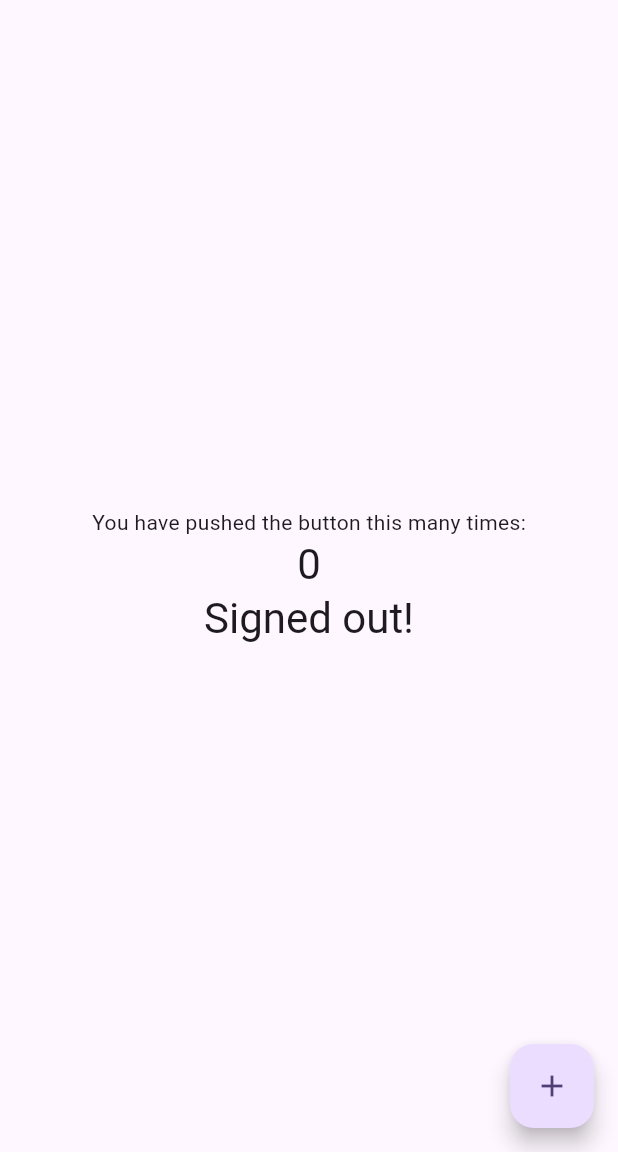
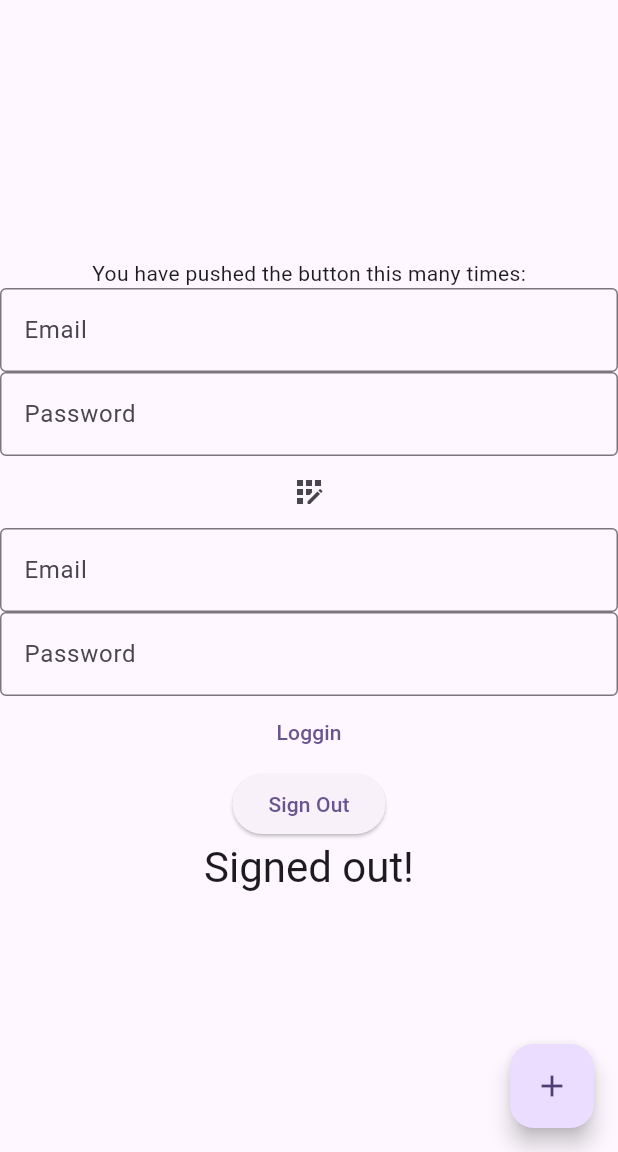
Before and after one commit to MarcosRehtanz/firebase_project, a Flutter app: the screen it shows after launch, on a phone screen of 412 x 824 dp, the part 84-1236 px from its top. Run offline on Flutter 3.47's test engine with Material 3 defaults, Android fonts, the phone set to English and light mode, and no system bars; our stand-ins replace firebase_auth, firebase_core; missing offline and left inert: firebase_ui_auth; accounts and stored records are empty; statements that could not run were skipped.

Commit message:
implement SignIn email

```diff
--- a/lib/main.dart
+++ b/lib/main.dart
@@ -1,6 +1,7 @@
 import 'package:flutter/material.dart';
 import 'package:firebase_core/firebase_core.dart';
 import 'package:firebase_auth/firebase_auth.dart';
+import 'package:firebase_ui_auth/firebase_ui_auth.dart';
 import 'firebase_options.dart';
 
 Future<void> main() async {
@@ -10,7 +11,7 @@ Future<void> main() async {
     options: DefaultFirebaseOptions.currentPlatform,
   );
 
-  await FirebaseAuth.instance.useAuthEmulator('localhost', 9099);
+  // await FirebaseAuth.instance.useAuthEmulator('localhost', 9099);
 
   runApp(const MyApp());
 }
@@ -26,22 +27,29 @@ class MyApp extends StatelessWidget {
         colorScheme: ColorScheme.fromSeed(seedColor: Colors.deepPurple),
         useMaterial3: true,
       ),
-      home: const MyHomePage(title: 'Flutter Demo Home Page'),
+      home: const AuthGate(title: 'Flutter Demo Home Page'),
     );
   }
 }
 
-class MyHomePage extends StatefulWidget {
-  const MyHomePage({super.key, required this.title});
+class AuthGate extends StatefulWidget {
+  const AuthGate({super.key, required this.title});
   final String title;
 
   @override
-  State<MyHomePage> createState() => _MyHomePageState();
+  State<AuthGate> createState() => _AuthGateState();
 }
 
-class _MyHomePageState extends State<MyHomePage> {
-  int _counter = 0;
+class _AuthGateState extends State<AuthGate> {
   String _logged = 'signed out!';
+  UserCredential? _credential;
+
+  void onSignInWithCredential() async {
+    var userCredential =
+        await FirebaseAuth.instance.signInWithCredential(_credential as AuthCredential );
+    final user = userCredential.user;
+    print(user?.uid);
+  }
 
   @override
   void initState() {
@@ -61,10 +69,44 @@ class _MyHomePageState extends State<MyHomePage> {
     super.initState();
   }
 
-  void _incrementCounter() {
-    setState(() {
-      _counter++;
-    });
+  void onRegistered(String emailAddress, String password) async {
+    try {
+      // print('hello, world!');
+      var credential =
+          await FirebaseAuth.instance.createUserWithEmailAndPassword(
+        email: emailAddress,
+        password: password,
+      );
+      print(credential);
+      setState(() {
+        _credential = credential;
+      });
+    } on FirebaseAuthException catch (e) {
+      if (e.code == 'weak-password') {
+        print('The password provided is too weak.');
+      } else if (e.code == 'email-already-in-use') {
+        print('The account already exists for that email.');
+      }
+    } catch (e) {
+      print(e);
+    }
+  }
+
+  void onSignIn(String emailAddress, String password) async {
+    try {
+      var credential = await FirebaseAuth.instance
+          .signInWithEmailAndPassword(email: emailAddress, password: password);
+      print(credential);
+      setState(() {
+        _credential = credential;
+      });
+    } on FirebaseAuthException catch (e) {
+      if (e.code == 'user-not-found') {
+        print('No user found for that email.');
+      } else if (e.code == 'wrong-password') {
+        print('Wrong password provided for that user.');
+      }
+    }
   }
 
   @override
@@ -81,10 +123,16 @@ class _MyHomePageState extends State<MyHomePage> {
               const Text(
                 'You have pushed the button this many times:',
               ),
-              Text(
-                '$_counter',
-                style: Theme.of(context).textTheme.headlineMedium,
+              Register(onRegistered: onRegistered),
+              Login(
+                onSignIn: onSignIn,
               ),
+              ElevatedButton(
+                  onPressed: () {
+                    FirebaseAuth.instance.signOut();
+                  },
+                  iconAlignment: IconAlignment.start,
+                  child: const Text('Sign Out')),
               Text(
                 _logged,
                 style: Theme.of(context).textTheme.headlineMedium,
@@ -93,9 +141,98 @@ class _MyHomePageState extends State<MyHomePage> {
           ),
         ),
         floatingActionButton: FloatingActionButton(
-          onPressed: _incrementCounter,
+          onPressed: () {},
           tooltip: 'Increment',
           child: const Icon(Icons.add),
         ));
   }
 }
+
+class Register extends StatefulWidget {
+  const Register({super.key, required this.onRegistered});
+  final Function onRegistered;
+
+  @override
+  State<Register> createState() => _RegisterState();
+}
+
+class _RegisterState extends State<Register> {
+  String emailAddress = '';
+  String password = '';
+
+  @override
+  Widget build(BuildContext context) {
+    return Column(
+      mainAxisSize: MainAxisSize.min,
+      children: [
+        TextField(
+          decoration: const InputDecoration(
+              border: OutlineInputBorder(), labelText: 'Email'),
+          onChanged: (email) {
+            setState(() {
+              emailAddress = email;
+            });
+          },
+        ),
+        TextField(
+          decoration: const InputDecoration(
+              border: OutlineInputBorder(), labelText: 'Password'),
+          onChanged: (pass) {
+            setState(() {
+              password = pass;
+            });
+          },
+        ),
+        IconButton(
+            onPressed: () {
+              widget.onRegistered(emailAddress, password);
+            },
+            icon: const Icon(Icons.app_registration))
+      ],
+    );
+  }
+}
+
+class Login extends StatefulWidget {
+  const Login({super.key, required this.onSignIn});
+  final Function onSignIn;
+
+  @override
+  State<Login> createState() => _LoginState();
+}
+
+class _LoginState extends State<Login> {
+  String emailAddress = '';
+  String password = '';
+  @override
+  Widget build(BuildContext context) {
+    // TODO: implement build
+    return Column(
+      children: [
+        TextField(
+          decoration: const InputDecoration(
+              border: OutlineInputBorder(), labelText: 'Email'),
+          onChanged: (text) {
+            setState(() {
+              emailAddress = text;
+            });
+          },
+        ),
+        TextField(
+          decoration: const InputDecoration(
+              border: OutlineInputBorder(), labelText: 'Password'),
+          onChanged: (text) {
+            setState(() {
+              password = text;
+            });
+          },
+        ),
+        TextButton(
+            onPressed: () {
+              widget.onSignIn(emailAddress, password);
+            },
+            child: const Text('Loggin'))
+      ],
+    );
+  }
+}
--- a/pubspec.yaml
+++ b/pubspec.yaml
@@ -37,6 +37,7 @@ dependencies:
   cupertino_icons: ^1.0.6
   firebase_core: ^3.3.0
   firebase_auth: ^5.1.4
+  firebase_ui_auth: ^1.15.0
 
 dev_dependencies:
   flutter_test:
```
Also changed, not shown: pubspec.lock, 5 other files.
